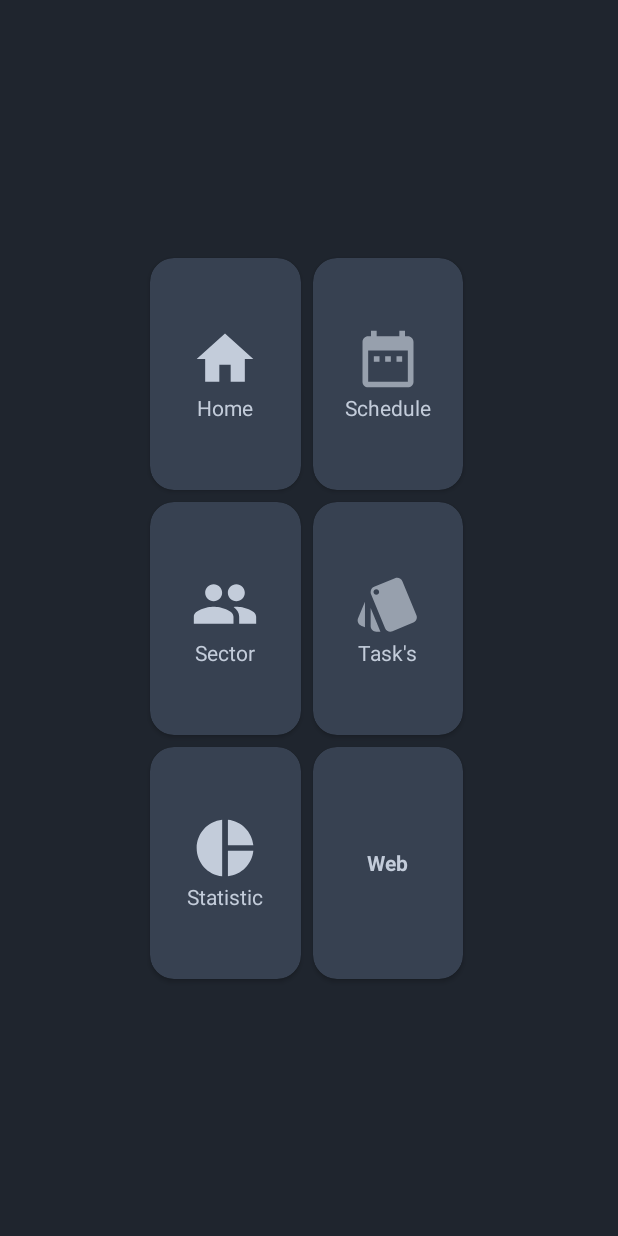
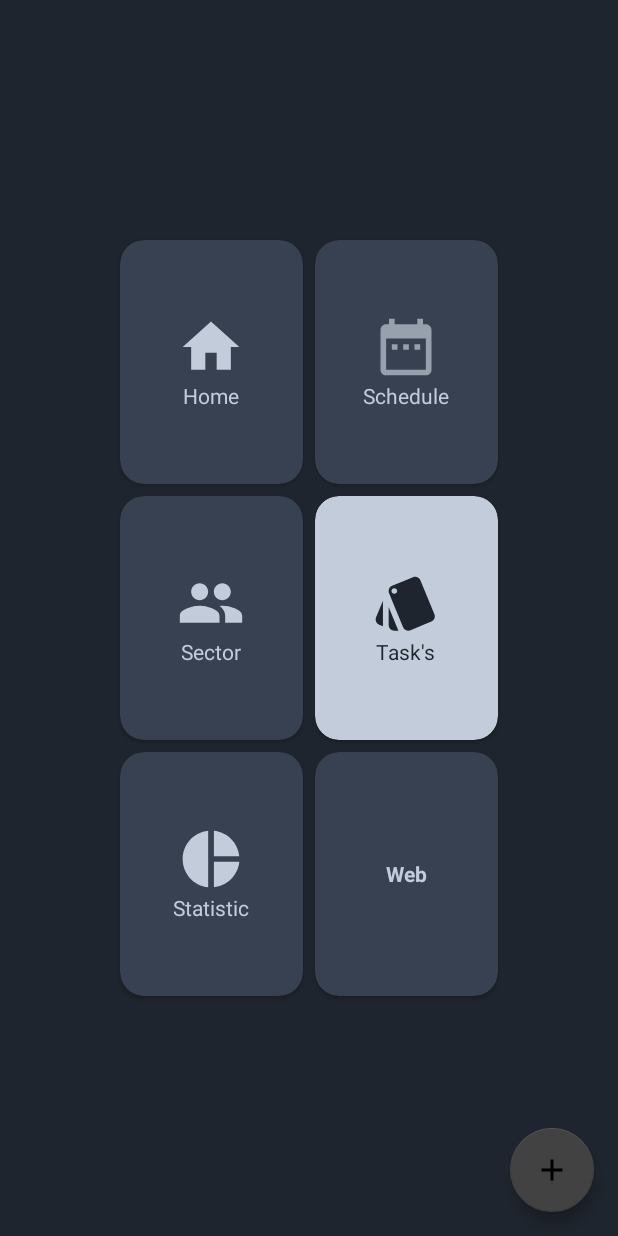
Before and after one commit to CreateDevel0pment/Task_Management_App, an Android app: the layout proba_main_activity.xml on its own in the app's theme, with its tools: preview values and no code run, on a phone screen of 412 x 824 dp. Run offline under Robolectric (Android 15) with nearby library versions, the phone set to English and light mode, and no system bars; Roboto replaces fonts that are not available here.

Commit message:
Master_update_mainScreen

```diff
--- a/app/src/main/java/com/example/codeacademyapp/ui/main/MainActivity.java
+++ b/app/src/main/java/com/example/codeacademyapp/ui/main/MainActivity.java
@@ -44,6 +44,7 @@ public class MainActivity extends AppCompatActivity {
 
         toolbar = findViewById(R.id.toolbar);
         setSupportActionBar(toolbar);
+        getSupportActionBar().setDisplayHomeAsUpEnabled(true);
         String open = getIntent().getStringExtra("MAIN");
 
         if (open != null) {
--- a/app/src/main/java/com/example/codeacademyapp/ui/main/ProbaMainActvivity.java
+++ b/app/src/main/java/com/example/codeacademyapp/ui/main/ProbaMainActvivity.java
@@ -26,7 +26,6 @@ public class ProbaMainActvivity extends AppCompatActivity implements View.OnClic
 
     DatabaseReference databaseReference;
     FloatingActionButton fab;
-    String userSectorName;
     CardView statisticBtn;
 
     @Override
@@ -50,8 +49,8 @@ public class ProbaMainActvivity extends AppCompatActivity implements View.OnClic
 
                 if(dataSnapshot.getValue()!=null) {
                     String userPosition = dataSnapshot.child("Position").getValue().toString();
-                    if (userPosition.equals("Manager")) {
-                        fab.setVisibility(View.VISIBLE);
+                    if (userPosition.equals("Staff")) {
+                        fab.setVisibility(View.INVISIBLE);
                         statisticBtn.setOnClickListener(new View.OnClickListener() {
                             @Override
                             public void onClick(View v) {
--- a/app/src/main/java/com/example/codeacademyapp/ui/sign_in_up/fragments/SignInFragment.java
+++ b/app/src/main/java/com/example/codeacademyapp/ui/sign_in_up/fragments/SignInFragment.java
@@ -18,8 +18,7 @@ import androidx.lifecycle.ViewModelProviders;
 import com.example.codeacademyapp.R;
 import com.example.codeacademyapp.data.Resource;
 import com.example.codeacademyapp.data.model.User;
-import com.example.codeacademyapp.ui.main.MainActivity;
-import com.example.codeacademyapp.ui.main.MainBoardActivity;
+import com.example.codeacademyapp.ui.main.ProbaMainActvivity;
 import com.example.codeacademyapp.ui.sign_in_up.LogUserViewModel;
 import com.google.firebase.auth.FirebaseUser;
 import com.google.firebase.database.DataSnapshot;
@@ -139,7 +138,7 @@ public class SignInFragment extends Fragment {
     }
 
     private void goToStartActivity(String userGroup) {
-        Intent intent = new Intent(getContext(), MainBoardActivity.class);
+        Intent intent = new Intent(getContext(), ProbaMainActvivity.class);
         intent.setFlags(Intent.FLAG_ACTIVITY_NEW_TASK | Intent.FLAG_ACTIVITY_CLEAR_TASK);
         intent.putExtra("TITLE", userGroup);
         startActivity(intent);
--- a/app/src/main/java/com/example/codeacademyapp/ui/splash/SplashActivity.java
+++ b/app/src/main/java/com/example/codeacademyapp/ui/splash/SplashActivity.java
@@ -8,8 +8,7 @@ import androidx.lifecycle.Observer;
 import androidx.lifecycle.ViewModelProviders;
 
 import com.example.codeacademyapp.R;
-import com.example.codeacademyapp.ui.main.MainActivity;
-import com.example.codeacademyapp.ui.main.MainBoardActivity;
+import com.example.codeacademyapp.ui.main.ProbaMainActvivity;
 import com.example.codeacademyapp.ui.sign_in_up.StartActivity;
 import com.example.codeacademyapp.ui.sign_in_up.fragments.UserInformationViewModel;
 import com.google.firebase.auth.FirebaseUser;
@@ -59,7 +58,7 @@ public class SplashActivity extends AppCompatActivity {
         startActivity(intent);
     }
     private void goToStartActivity() {
-        Intent intent = new Intent(SplashActivity.this, MainBoardActivity.class);
+        Intent intent = new Intent(SplashActivity.this, ProbaMainActvivity.class);
         intent.setFlags(Intent.FLAG_ACTIVITY_NEW_TASK | Intent.FLAG_ACTIVITY_CLEAR_TASK);
         startActivity(intent);
     }
--- a/app/src/main/res/drawable/ic_attach_file_.xml
+++ b/app/src/main/res/drawable/ic_attach_file_.xml
@@ -1,4 +1,4 @@
-<vector android:height="24dp" android:tint="#97A0AD"
+<vector android:height="24dp" android:tint="@color/colorPrimaryDarkMode"
     android:viewportHeight="24.0" android:viewportWidth="24.0"
     android:width="24dp" xmlns:android="http://schemas.android.com/apk/res/android">
     <path android:fillColor="#FF000000" android:pathData="M16.5,6v11.5c0,2.21 -1.79,4 -4,4s-4,-1.79 -4,-4V5c0,-1.38 1.12,-2.5 2.5,-2.5s2.5,1.12 2.5,2.5v10.5c0,0.55 -0.45,1 -1,1s-1,-0.45 -1,-1V6H10v9.5c0,1.38 1.12,2.5 2.5,2.5s2.5,-1.12 2.5,-2.5V5c0,-2.21 -1.79,-4 -4,-4S7,2.79 7,5v12.5c0,3.04 2.46,5.5 5.5,5.5s5.5,-2.46 5.5,-5.5V6h-1.5z"/>
--- a/app/src/main/res/drawable/ic_task.xml
+++ b/app/src/main/res/drawable/ic_task.xml
@@ -1,4 +1,4 @@
-<vector android:height="24dp" android:tint="#97A0AD"
+<vector android:height="24dp" android:tint="@color/colorPrimaryDarkMode"
     android:viewportHeight="24.0" android:viewportWidth="24.0"
     android:width="24dp" xmlns:android="http://schemas.android.com/apk/res/android">
     <path android:fillColor="#FF000000" android:pathData="M2.53,19.65l1.34,0.56v-9.03l-2.43,5.86c-0.41,1.02 0.08,2.19 1.09,2.61zM22.03,15.95L17.07,3.98c-0.31,-0.75 -1.04,-1.21 -1.81,-1.23 -0.26,0 -0.53,0.04 -0.79,0.15L7.1,5.95c-0.75,0.31 -1.21,1.03 -1.23,1.8 -0.01,0.27 0.04,0.54 0.15,0.8l4.96,11.97c0.31,0.76 1.05,1.22 1.83,1.23 0.26,0 0.52,-0.05 0.77,-0.15l7.36,-3.05c1.02,-0.42 1.51,-1.59 1.09,-2.6zM7.88,8.75c-0.55,0 -1,-0.45 -1,-1s0.45,-1 1,-1 1,0.45 1,1 -0.45,1 -1,1zM5.88,19.75c0,1.1 0.9,2 2,2h1.45l-3.45,-8.34v6.34z"/>
--- a/app/src/main/res/layout/fragment_add_new_task.xml
+++ b/app/src/main/res/layout/fragment_add_new_task.xml
@@ -210,7 +210,7 @@
         android:layout_width="wrap_content"
         android:layout_gravity="bottom|end"
         android:layout_height="wrap_content"
-        android:src="@drawable/attach"
+        android:src="@drawable/ic_attach_file_"
         />
 
 </LinearLayout>
--- a/app/src/main/res/layout/fragment_group_chat.xml
+++ b/app/src/main/res/layout/fragment_group_chat.xml
@@ -42,7 +42,7 @@
             android:layout_width="30dp"
             android:layout_gravity="center"
             android:layout_height="30dp"
-            android:src="@drawable/ic_attach_file_"
+            android:src="@drawable/ic_attach_file"
            />
 
 <!--        <ImageView-->
--- a/app/src/main/res/layout/proba_main_activity.xml
+++ b/app/src/main/res/layout/proba_main_activity.xml
@@ -10,8 +10,8 @@
         android:id="@+id/web_"
         android:layout_width="0dp"
         android:layout_height="0dp"
-        android:layout_marginEnd="103dp"
-        android:layout_marginBottom="171dp"
+        android:layout_marginEnd="80dp"
+        android:layout_marginBottom="160dp"
         android:backgroundTint="@color/card_main_screen"
         android:onClick="onClick"
         app:cardCornerRadius="16dp"
@@ -35,8 +35,8 @@
         android:id="@+id/calendar_"
         android:layout_width="0dp"
         android:layout_height="0dp"
-        android:layout_marginTop="172dp"
-        android:layout_marginEnd="103dp"
+        android:layout_marginTop="160dp"
+        android:layout_marginEnd="80dp"
         android:layout_marginBottom="8dp"
         android:backgroundTint="@color/card_main_screen"
         android:onClick="onClick"
@@ -80,7 +80,7 @@
         android:id="@+id/sector_"
         android:layout_width="0dp"
         android:layout_height="0dp"
-        android:layout_marginStart="100dp"
+        android:layout_marginStart="80dp"
         android:layout_marginEnd="8dp"
         android:layout_marginBottom="8dp"
         android:backgroundTint="@color/card_main_screen"
@@ -126,9 +126,9 @@
         android:id="@+id/task_"
         android:layout_width="0dp"
         android:layout_height="0dp"
-        android:layout_marginEnd="103dp"
+        android:layout_marginEnd="80dp"
         android:layout_marginBottom="8dp"
-        android:backgroundTint="@color/card_main_screen"
+        android:backgroundTint="@color/AccentColor"
         android:onClick="onClick"
         app:cardCornerRadius="16dp"
         app:layout_constraintBottom_toTopOf="@+id/web_"
@@ -140,17 +140,7 @@
             android:layout_width="match_parent"
             android:layout_height="match_parent"
             android:gravity="center"
-            android:orientation="vertical"
-            tool:layout_editor_absoluteX="211dp"
-            tool:layout_editor_absoluteY="280dp">
-
-
-            <LinearLayout
-                android:layout_width="match_parent"
-                android:layout_height="match_parent"
-                android:gravity="center"
             android:orientation="vertical">
-
 
             <ImageView
                 android:layout_width="45dp"
@@ -165,13 +155,10 @@
                 android:layout_height="wrap_content"
                 android:layout_gravity="center"
                 android:text="Task's"
-                    android:textColor="@color/AccentColor"
+                android:textColor="@color/colorPrimaryDarkMode"
                 tool:layout_editor_absoluteX="246dp"
                 tool:layout_editor_absoluteY="343dp" />
         </LinearLayout>
-
-        </LinearLayout>
-
 
     </androidx.cardview.widget.CardView>
 
@@ -179,9 +166,9 @@
         android:id="@+id/statistic_"
         android:layout_width="0dp"
         android:layout_height="0dp"
-        android:layout_marginStart="100dp"
+        android:layout_marginStart="80dp"
         android:layout_marginEnd="8dp"
-        android:layout_marginBottom="171dp"
+        android:layout_marginBottom="160dp"
         android:backgroundTint="@color/card_main_screen"
         android:onClick="onClick"
         app:cardCornerRadius="16dp"
@@ -224,8 +211,8 @@
         android:id="@+id/home_"
         android:layout_width="0dp"
         android:layout_height="0dp"
-        android:layout_marginStart="100dp"
-        android:layout_marginTop="172dp"
+        android:layout_marginStart="80dp"
+        android:layout_marginTop="160dp"
         android:layout_marginEnd="8dp"
         android:layout_marginBottom="8dp"
         android:backgroundTint="@color/card_main_screen"
@@ -268,9 +255,8 @@
 
     <com.google.android.material.floatingactionbutton.FloatingActionButton
         android:id="@+id/new_task_button"
-        android:visibility="invisible"
-        android:layout_width="56dp"
-        android:layout_height="56dp"
+        android:layout_width="wrap_content"
+        android:layout_height="wrap_content"
         android:layout_marginEnd="16dp"
         android:layout_marginBottom="16dp"
         android:clickable="true"
@@ -279,5 +265,4 @@
         app:layout_constraintEnd_toEndOf="parent"
         app:srcCompat="@drawable/add_new" />
 
-
 </androidx.constraintlayout.widget.ConstraintLayout>
```
Also changed, not shown: app/src/main/AndroidManifest.xml (+5 -2 lines), app/src/main/java/com/example/codeacademyapp/ui/main/MainBoardActivity.java (deleted, +0 -60 lines), app/src/main/java/com/example/codeacademyapp/ui/sign_in_up/fragments/SignUpFragment.java (+3 -4 lines). Lines whose indentation alone changed are shown as unchanged.
